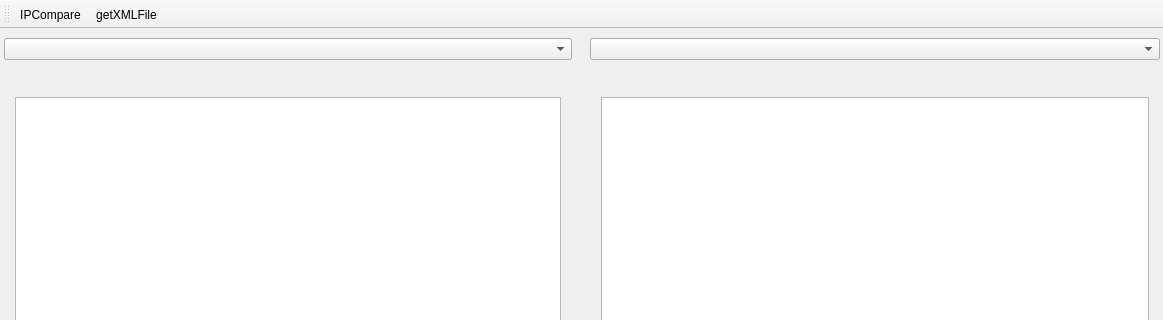
First picture: the form in mainwindow.ui, repository layxproud/FileManagerVega, before the edit; both pictures show x 0 to 1163 and y 0 to 320 of the 1163 by 659 pixel window.
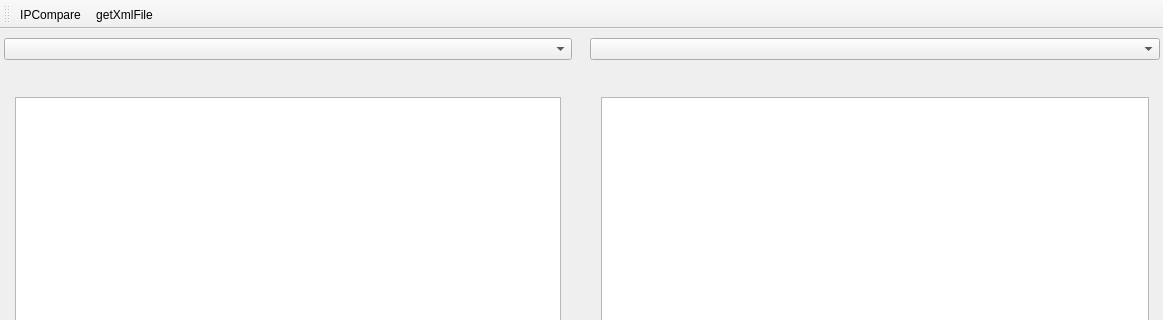
Second picture: the form after the edit. Icons and pictures are not drawn. Custom widgets are drawn as their Qt base class.

```diff
--- a/mainwindow.ui
+++ b/mainwindow.ui
@@ -296,7 +296,7 @@
      <normaloff>:/icons/resources/xml-file.png</normaloff>:/icons/resources/xml-file.png</iconset>
    </property>
    <property name="text">
-    <string>getXMLFile</string>
+    <string>getXmlFile</string>
    </property>
    <property name="toolTip">
     <string>Получить XML файл</string>
```
